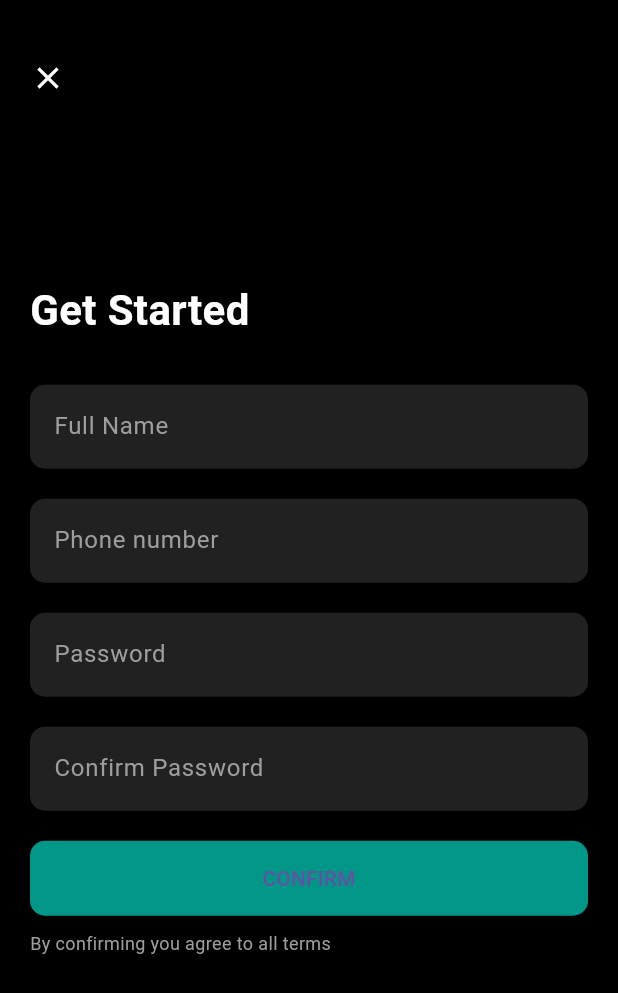
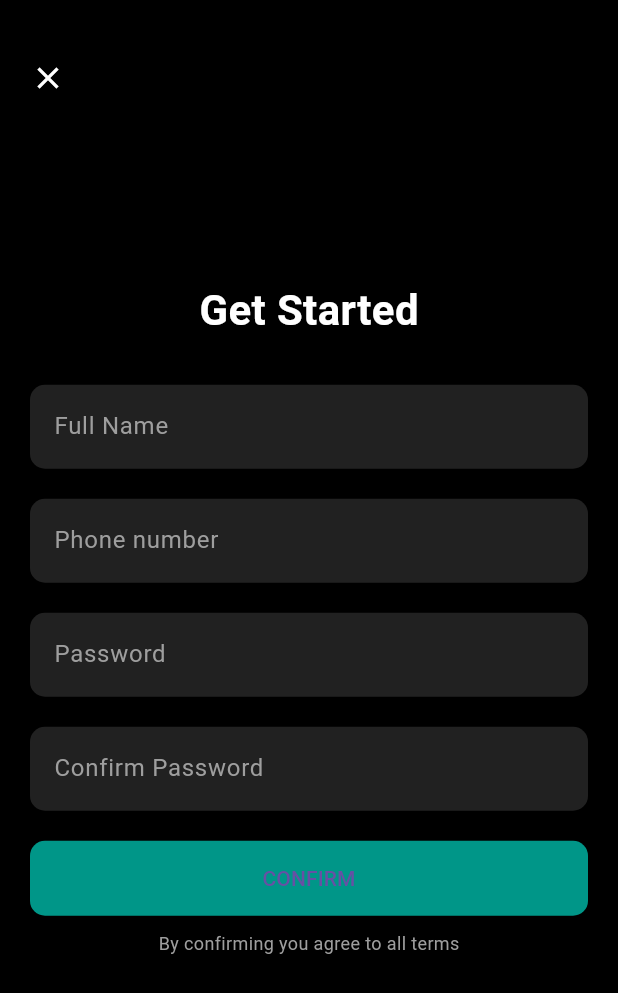
Before and after one commit to Bhetwalayush/Digital-Wallet-App-BuddyPay, a Flutter app: the SignupView screen opened by its route, on a phone screen of 412 x 824 dp. Shown: the top 993 px of the screen. Run offline on Flutter 3.47's test engine with Material 3 defaults, Android fonts, the phone set to English and light mode, and no system bars.

Commit message:
making_correction_for_tablet

```diff
--- a/buddypay_digital_wallet/lib/view/login_view.dart
+++ b/buddypay_digital_wallet/lib/view/login_view.dart
@@ -1,5 +1,6 @@
 import 'package:buddypay_digital_wallet/view/homepage_view.dart';
 import 'package:flutter/material.dart';
+
 import '../viewmodels/login_viewmodel.dart';
 
 class LoginView extends StatefulWidget {
@@ -57,7 +58,7 @@ class _LoginViewState extends State<LoginView> {
             padding: const EdgeInsets.symmetric(horizontal: 20.0),
             child: Column(
               mainAxisAlignment: MainAxisAlignment.center,
-              crossAxisAlignment: CrossAxisAlignment.start,
+              crossAxisAlignment: CrossAxisAlignment.center,
               children: [
                 const SizedBox(height: 20),
                 const Text(
@@ -150,7 +151,6 @@ class _LoginViewState extends State<LoginView> {
                       ? const CircularProgressIndicator(color: Colors.white)
                       : const Text('LOGIN'),
                 ),
-
               ],
             ),
           ),
--- a/buddypay_digital_wallet/lib/view/signup_view.dart
+++ b/buddypay_digital_wallet/lib/view/signup_view.dart
@@ -1,5 +1,6 @@
 import 'package:buddypay_digital_wallet/view/choosepin_view.dart';
 import 'package:flutter/material.dart';
+
 import '../viewmodels/signup_viewmodel.dart';
 
 class SignupView extends StatefulWidget {
@@ -15,7 +16,8 @@ class _SignupViewState extends State<SignupView> {
   final TextEditingController _fullNameController = TextEditingController();
   final TextEditingController _phoneController = TextEditingController();
   final TextEditingController _passwordController = TextEditingController();
-  final TextEditingController _confirmPasswordController = TextEditingController();
+  final TextEditingController _confirmPasswordController =
+      TextEditingController();
 
   void _goToChoosePinPage() {
     Navigator.push(
@@ -32,7 +34,10 @@ class _SignupViewState extends State<SignupView> {
     final password = _passwordController.text.trim();
     final confirmPassword = _confirmPasswordController.text.trim();
 
-    if (fullName.isEmpty || phone.isEmpty || password.isEmpty || confirmPassword.isEmpty) {
+    if (fullName.isEmpty ||
+        phone.isEmpty ||
+        password.isEmpty ||
+        confirmPassword.isEmpty) {
       ScaffoldMessenger.of(context).showSnackBar(
         const SnackBar(content: Text("Please fill in all the fields.")),
       );
@@ -65,7 +70,7 @@ class _SignupViewState extends State<SignupView> {
             padding: const EdgeInsets.symmetric(horizontal: 20.0),
             child: Column(
               mainAxisAlignment: MainAxisAlignment.center,
-              crossAxisAlignment: CrossAxisAlignment.start,
+              crossAxisAlignment: CrossAxisAlignment.center,
               children: [
                 const Text(
                   'Get Started',
```
Lines whose indentation alone changed are shown as unchanged.
